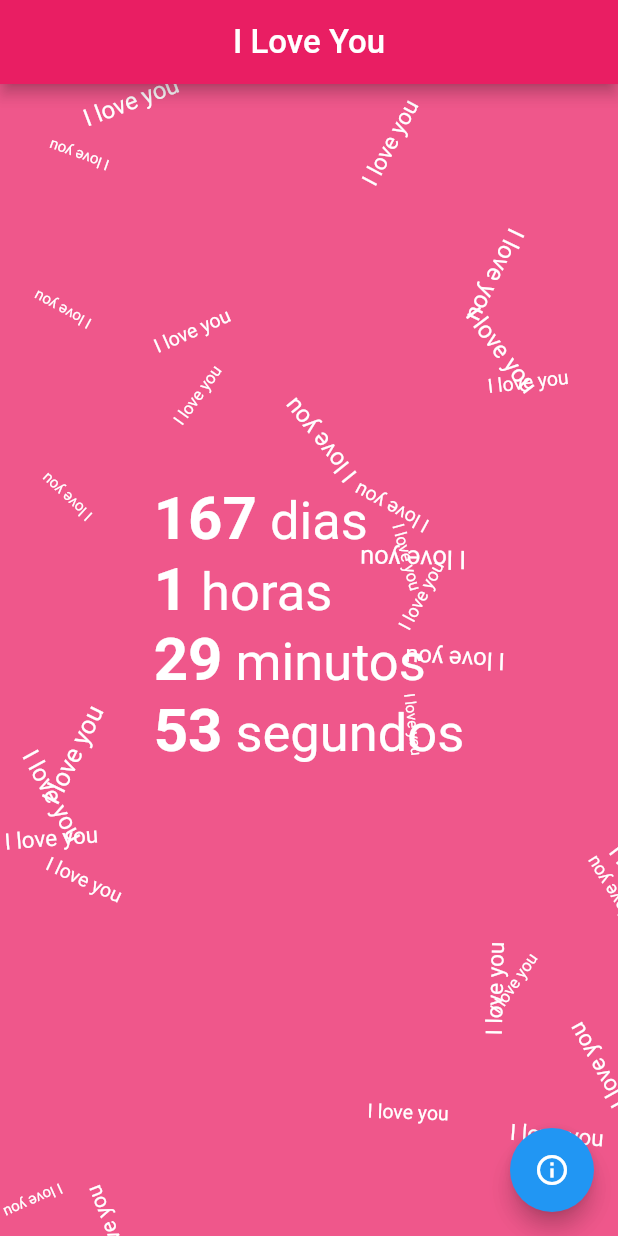
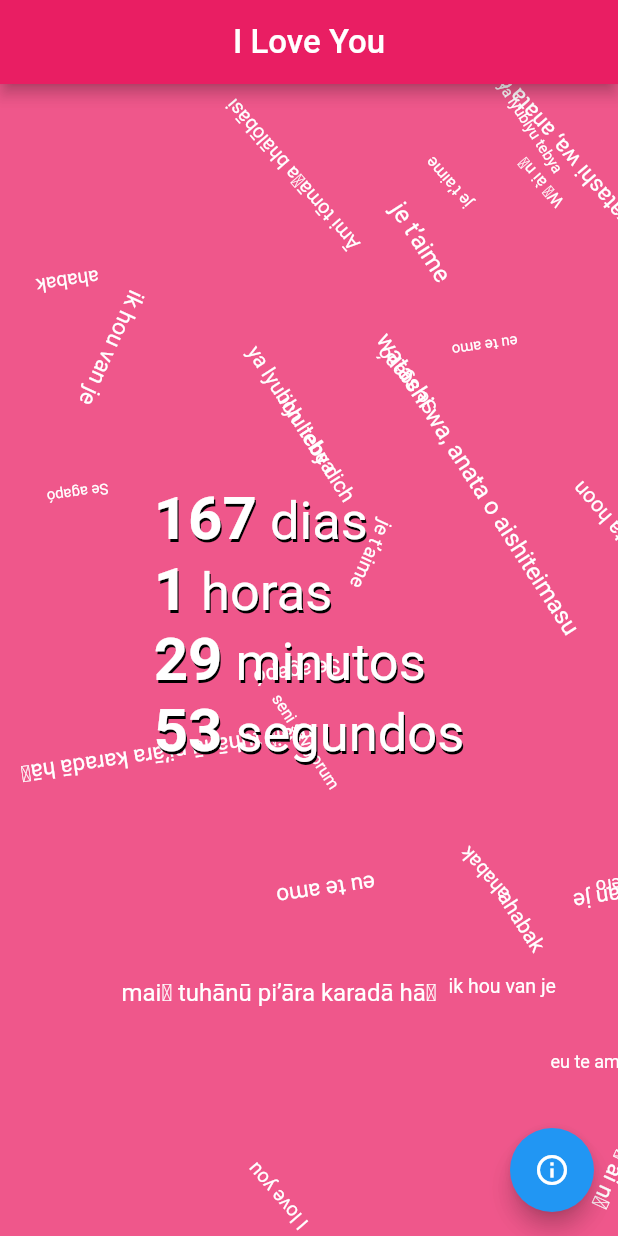
Before and after one commit to ericacarneiroAraujo/love_you, a Flutter app: the screen it shows after launch, on a phone screen of 412 x 824 dp. Run offline on Flutter 3.47's test engine with Material 2 defaults, Android fonts, the phone set to English and light mode, and no system bars.

Commit message:
add random love you phrases

```diff
--- a/lib/pages/time_page.dart
+++ b/lib/pages/time_page.dart
@@ -2,6 +2,7 @@ import 'dart:async';
 import 'dart:math';
 
 import 'package:flutter/material.dart';
+import 'package:love_you/utils/love_yous.dart';
 
 class TimePage extends StatefulWidget {
   @override
@@ -54,9 +55,9 @@ class _TimePageState extends State<TimePage> {
         left: random.nextInt(width.toInt() - 1).toDouble(),
         top: random.nextInt(height.toInt() - 1).toDouble(),
         child: Transform.rotate(
-          angle: random.nextInt(180).toDouble(),
+          angle: random.nextInt(5).toDouble(),
           child: Text(
-            "I love you",
+            loveYouList[random.nextInt(loveYouList.length - 1)],
             style: TextStyle(
               color: Colors.white,
               fontSize: (random.nextInt(8) + 10).toDouble()
@@ -89,6 +90,7 @@ class _TimePageState extends State<TimePage> {
                 fontSize: 40,
                 color: Colors.white,
                 fontWeight: FontWeight.bold,
+                shadows: [Shadow(color: Colors.black, offset: Offset(1, 2))]
               ),
               children: <TextSpan>[
                 TextSpan(text: " dias\n", style: TextStyle(fontWeight: FontWeight.normal, fontSize: 35)),
--- /dev/null
+++ b/lib/utils/love_yous.dart
@@ -0,0 +1,22 @@
+const loveYouList = [
+  "Wǒ ài nǐ",
+  "te quiero",
+  "I love you",
+  "main tumse pyar karta hoon",
+  "ahabak",
+  "eu te amo",
+  "Āmi tōmāẏa bhālōbāsi",
+  "ya lyublyu tebya",
+  "watashi wa, anata o aishiteimasu",
+  "maiṁ tuhānū pi’āra karadā hāṁ",
+  "ich liebe dich",
+  "Aku tresna sampeyan",
+  "salanghae",
+  "je t’aime",
+  "seni seviyorum",
+  "kocham Cię",
+  "ya tebe lyublyu",
+  "ik hou van je",
+  "Se agapó",
+  "jag älskar dig"
+];
```
